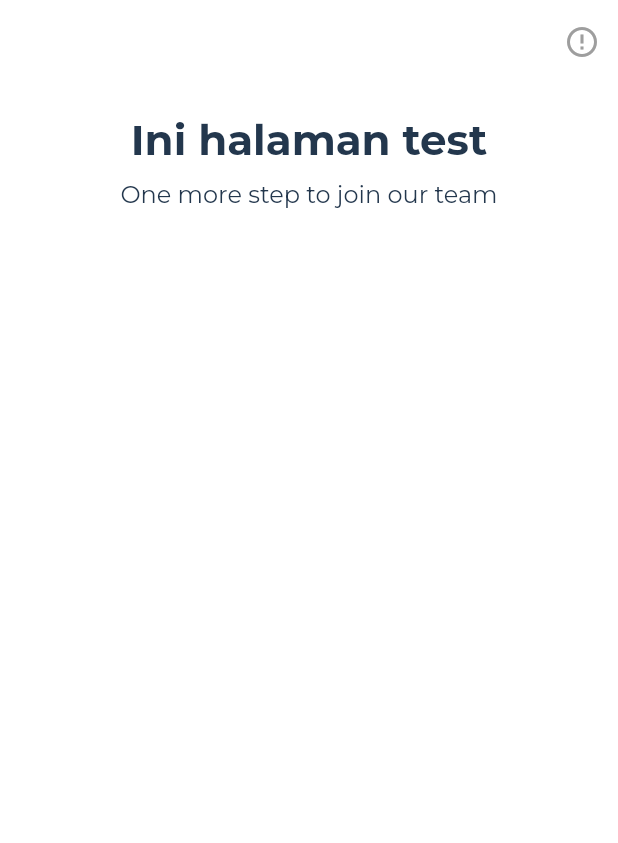
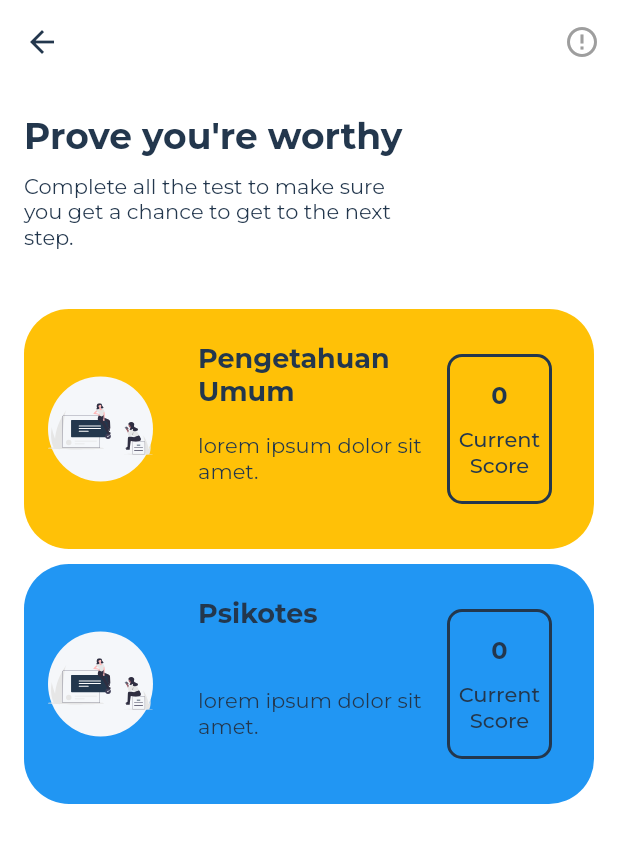
Before and after one commit to aunisme/ta-kr-flutter, a Flutter app: the TestScreen screen opened by its route, on a phone screen of 412 x 824 dp. Shown: the top 843 px of the screen. Run offline on Flutter 3.47's test engine with Material 2 defaults, Android fonts, the phone set to English and light mode, and no system bars; our stand-ins replace cloud_firestore, firebase_auth, firebase_core, flutter_spinkit, flutter_svg, google_fonts and 1 more; missing offline and left inert: countdown_flutter, flutter_rounded_date_picker; accounts and stored records are empty.

Commit message:
minor changes

```diff
--- a/lib/main.dart
+++ b/lib/main.dart
@@ -14,7 +14,7 @@ void main() async {
 }
 
 class MyApp extends StatelessWidget {
-  final user = false;
+  // final user = false;
   @override
   Widget build(BuildContext context) {
     return StreamProvider<UserModel>.value(
--- a/lib/screens/test_screen.dart
+++ b/lib/screens/test_screen.dart
@@ -1,6 +1,7 @@
 import 'package:flutter/material.dart';
 import 'package:google_fonts/google_fonts.dart';
 import 'package:kejar_recruitment/constants/constants.dart';
+import 'package:kejar_recruitment/widgets/widgets.dart';
 
 class TestScreen extends StatefulWidget {
   @override
@@ -14,6 +15,9 @@ class _TestScreenState extends State<TestScreen> {
       body: CustomScrollView(
         slivers: [
           SliverAppBar(
+            iconTheme: IconThemeData(
+              color: mTitleColor,
+            ),
             brightness: Brightness.light,
             backgroundColor: mFillColor,
             actions: [
@@ -26,36 +30,52 @@ class _TestScreenState extends State<TestScreen> {
           ),
           SliverToBoxAdapter(
             child: Container(
-              height: 100,
+              // color: Colors.blue,
+              height: 150,
               // color: Colors.amber,
               child: Column(
+                crossAxisAlignment: CrossAxisAlignment.start,
                 children: [
-                  Center(
-                    child: Container(
-                        margin: const EdgeInsets.only(top: 20),
+                  Container(
+                      margin: const EdgeInsets.only(top: 20, left: 16),
                       child: Text(
-                          'Ini halaman test',
+                        'Prove you\'re worthy',
                         style: GoogleFonts.montserrat(
-                              fontSize: 28,
+                            fontSize: 24,
                             color: mTitleColor,
                             fontWeight: FontWeight.bold),
                       )),
-                  ),
-                  Center(
-                    child: Container(
-                        margin: const EdgeInsets.only(top: 10),
+                  Container(
+                      width: 250,
+                      margin:
+                          const EdgeInsets.only(top: 10, left: 16, right: 16),
                       child: Text(
-                          'One more step to join our team',
+                        'Complete all the test to make sure you get a chance to get to the next step.',
                         style: GoogleFonts.montserrat(
-                              fontSize: 16,
+                            fontSize: 14,
                             color: mTitleColor,
                             fontWeight: FontWeight.normal),
-                        )),
-                  )
+                      ))
                 ],
               ),
             ),
           ),
+          SliverToBoxAdapter(
+            child: TestCard(
+              color: Colors.amber,
+              assetLink: 'assets/images/auth-screen-art.svg',
+              title: 'Pengetahuan Umum',
+              subtitle: 'lorem ipsum dolor sit amet.',
+            ),
+          ),
+          SliverToBoxAdapter(
+            child: TestCard(
+              color: Colors.blue,
+              assetLink: 'assets/images/auth-screen-art.svg',
+              title: 'Psikotes',
+              subtitle: 'lorem ipsum dolor sit amet.',
+            ),
+          )
         ],
       ),
     );
--- a/lib/widgets/action_card.dart
+++ b/lib/widgets/action_card.dart
@@ -1,45 +1,50 @@
 import 'package:flutter/material.dart';
+import 'package:flutter_rounded_date_picker/rounded_picker.dart';
 import 'package:flutter_svg/svg.dart';
 import 'package:google_fonts/google_fonts.dart';
 import '../constants/constants.dart';
 import '../screens/screens.dart';
 
-class TestCardWidget extends StatelessWidget {
+class ActionCard extends StatelessWidget {
   final String title;
   final String subtitle;
   final String assetLink;
   final Color color;
   final String route;
+  final bool enabled;
 
-  const TestCardWidget({
+  const ActionCard({
     Key key,
     @required this.title,
     @required this.subtitle,
     @required this.assetLink,
     @required this.color,
     @required this.route,
+    this.enabled,
   }) : super(key: key);
 
   @override
   Widget build(BuildContext context) {
     return FlatButton(
-      onPressed: () => {Navigator.pushNamed(context, '$route')},
+      onPressed: () =>
+          {if (enabled) Navigator.pushNamed(context, '$route') else null},
       child: Row(
         children: [
           Container(
             height: 160,
             width: MediaQuery.of(context).size.width - 32,
             decoration: BoxDecoration(
-                color: color,
-                // boxShadow: [
-                //   BoxShadow(
-                //       color: Colors.grey, blurRadius: 7.5, offset: Offset(0, 5))
-                // ],
-                border: Border.all(
-                    width: 1.0,
-                    style: BorderStyle.solid,
-                    color: Colors.grey[300]),
-                borderRadius: BorderRadius.circular(30)),
+              color: enabled ? color : Colors.grey,
+              // boxShadow: [
+              //   BoxShadow(
+              //       color: Colors.grey, blurRadius: 7.5, offset: Offset(0, 5))
+              // ],
+              // border: Border.all(
+              //     width: 1.0,
+              //     style: BorderStyle.solid,
+              //     color: Colors.grey[300]),
+              borderRadius: BorderRadius.circular(30),
+            ),
             child: Column(
               children: [
                 Row(
--- a/lib/widgets/home_widget.dart
+++ b/lib/widgets/home_widget.dart
@@ -1,11 +1,12 @@
+import 'package:countdown_flutter/countdown_flutter.dart';
 import 'package:flutter/material.dart';
-import 'package:flutter_svg/svg.dart';
 import 'package:google_fonts/google_fonts.dart';
 import 'package:kejar_recruitment/constants/colors_const.dart';
 import 'package:kejar_recruitment/services/database.dart';
 import '../widgets/widgets.dart';
 import 'package:kejar_recruitment/models/user.dart';
 import 'package:provider/provider.dart';
+import 'package:shared_preferences/shared_preferences.dart';
 
 class HomeWidget extends StatefulWidget {
   @override
@@ -13,12 +14,20 @@ class HomeWidget extends StatefulWidget {
 }
 
 class _HomeWidgetState extends State<HomeWidget> {
-  String name = 'Syahrul';
+  Future<SharedPreferences> _conf = SharedPreferences.getInstance();
+
+  bool enabled = true;
+  int duration = 12;
+
+  @override
+  void dispose() {
+    duration = 0;
+    super.dispose();
+  }
+
   @override
   Widget build(BuildContext context) {
     final user = Provider.of<UserModel>(context);
-
-    // print(user.uid);
 
     return StreamBuilder<UserData>(
         stream: FirestoreService(uid: user.uid).userData,
@@ -115,11 +124,21 @@ class _HomeWidgetState extends State<HomeWidget> {
                                     SizedBox(
                                       width: 10,
                                     ),
-                                    Text('15:35:21',
-                                        style: GoogleFonts.montserrat(
-                                            fontSize: 16,
-                                            color: mTitleColor,
-                                            fontWeight: FontWeight.bold))
+                                    CountdownFormatted(
+                                        duration: Duration(seconds: duration),
+                                        onFinish: () {
+                                          setState(() {
+                                            duration = 0;
+                                            enabled = !enabled;
+                                          });
+                                        },
+                                        builder: (BuildContext contex,
+                                            String remaining) {
+                                          return Text(remaining,
+                                              style: GoogleFonts.montserrat(
+                                                  color: mTitleColor,
+                                                  fontWeight: FontWeight.bold));
+                                        })
                                   ],
                                 ),
                               ),
@@ -131,12 +150,13 @@ class _HomeWidgetState extends State<HomeWidget> {
                     ),
                   ),
                   SliverToBoxAdapter(
-                    child: TestCardWidget(
+                    child: ActionCard(
                       title: 'Take the test',
                       subtitle: 'Complete to unlock your next step.',
                       assetLink: 'assets/images/auth-screen-art.svg',
                       color: Colors.blue[200],
                       route: '/test',
+                      enabled: enabled,
                     ),
                   ),
                   SliverToBoxAdapter(
@@ -145,12 +165,13 @@ class _HomeWidgetState extends State<HomeWidget> {
                     ),
                   ),
                   SliverToBoxAdapter(
-                    child: TestCardWidget(
+                    child: ActionCard(
                       title: 'Your Interview',
                       subtitle: 'Complete to unlock your next step.',
                       assetLink: 'assets/images/auth-screen-art.svg',
                       color: Colors.red[200],
                       route: '/interview',
+                      enabled: true,
                     ),
                   ),
                   SliverToBoxAdapter(
@@ -159,12 +180,13 @@ class _HomeWidgetState extends State<HomeWidget> {
                     ),
                   ),
                   SliverToBoxAdapter(
-                    child: TestCardWidget(
+                    child: ActionCard(
                       title: 'Your Training',
                       subtitle: 'Complete to unlock your next step.',
                       assetLink: 'assets/images/auth-screen-art.svg',
                       color: Colors.green[200],
                       route: '/training',
+                      enabled: true,
                     ),
                   ),
                   // SliverToBoxAdapter(
--- /dev/null
+++ b/lib/widgets/test_card.dart
@@ -0,0 +1,140 @@
+import 'package:flutter/material.dart';
+import 'package:flutter_svg/flutter_svg.dart';
+import 'package:google_fonts/google_fonts.dart';
+import 'package:kejar_recruitment/constants/constants.dart';
+
+class TestCard extends StatelessWidget {
+  final String title;
+  final String subtitle;
+  final String assetLink;
+  final Color color;
+  final int currentScore = 0;
+  // final String route;
+
+  const TestCard({
+    Key key,
+    @required this.title,
+    @required this.subtitle,
+    @required this.assetLink,
+    @required this.color,
+    // @required this.route,
+  }) : super(key: key);
+
+  @override
+  Widget build(BuildContext context) {
+    return FlatButton(
+      onPressed: () => {
+        // Navigator.pushNamed(context, '$route'),
+        print('test')
+      },
+      child: Column(
+        children: [
+          Container(
+            height: 160,
+            width: MediaQuery.of(context).size.width - 32,
+            decoration: BoxDecoration(
+                color: color,
+                // boxShadow: [
+                //   BoxShadow(
+                //       color: Colors.grey, blurRadius: 7.5, offset: Offset(0, 5))
+                // ],
+                // border: Border.all(
+                //     width: 1.0,
+                //     style: BorderStyle.solid,
+                //     color: Colors.grey[300]),
+                borderRadius: BorderRadius.circular(30)),
+            child: Row(
+              crossAxisAlignment: CrossAxisAlignment.center,
+              // mainAxisAlignment: MainAxisAlignment.center,
+              children: [
+                Container(
+                    height: 70,
+                    width: 70,
+                    decoration: BoxDecoration(
+                        color: otherWhite,
+                        borderRadius: BorderRadius.circular(55)),
+                    margin: const EdgeInsets.only(left: 16, right: 20),
+                    child: SvgPicture.asset('$assetLink')),
+                // SizedBox(
+                //   width: 20,
+                // ),
+                Padding(
+                  padding:
+                      const EdgeInsets.only(top: 22.0, left: 10, right: 16),
+                  child: Column(
+                    crossAxisAlignment: CrossAxisAlignment.start,
+                    children: [
+                      Container(
+                        width: 150,
+                        height: 60,
+                        child: Text(
+                          '$title',
+                          style: GoogleFonts.montserrat(
+                              fontSize: 18,
+                              color: mTitleColor,
+                              fontWeight: FontWeight.bold),
+                        ),
+                      ),
+                      // SizedBox(
+                      //   height: 30,
+                      // ),
+                      Container(
+                        height: 60,
+                        width: 150,
+                        child: Text(
+                          '$subtitle',
+                          // softWrap: tr,
+                          // maxLines: 5,
+                          style: GoogleFonts.montserrat(
+                              fontSize: 14,
+                              color: mTitleColor,
+                              fontWeight: FontWeight.normal),
+                        ),
+                      ),
+                      SizedBox(
+                        height: 15,
+                      ),
+                    ],
+                  ),
+                ),
+                Container(
+                  // color: Colors.grey,
+
+                  width: 70,
+                  height: 100,
+                  decoration: BoxDecoration(
+                      color: color,
+                      borderRadius: BorderRadius.circular(10),
+                      border: Border.all(
+                          color: mTitleColor,
+                          width: 2.0,
+                          style: BorderStyle.solid)),
+                  child: Column(
+                    mainAxisAlignment: MainAxisAlignment.center,
+                    children: [
+                      Text('$currentScore',
+                          style: GoogleFonts.montserrat(
+                              fontSize: 16,
+                              color: mTitleColor,
+                              fontWeight: FontWeight.bold)),
+                      SizedBox(
+                        height: 10,
+                      ),
+                      Text('Current Score',
+                          textAlign: TextAlign.center,
+                          style: GoogleFonts.montserrat(
+                              fontSize: 14, color: mTitleColor))
+                    ],
+                  ),
+                )
+              ],
+            ),
+          ),
+          SizedBox(
+            height: 10,
+          )
+        ],
+      ),
+    );
+  }
+}
--- a/lib/widgets/widgets.dart
+++ b/lib/widgets/widgets.dart
@@ -5,3 +5,4 @@ export 'action_card.dart';
 export 'login.dart';
 export 'landing.dart';
 export 'loading.dart';
+export 'test_card.dart';
--- a/pubspec.yaml
+++ b/pubspec.yaml
@@ -33,6 +33,10 @@ dependencies:
   cloud_firestore: ^0.14.0+2
   firebase_storage: ^4.0.0
   flutter_spinkit: ^4.1.2
+  flutter_rounded_date_picker: ^1.0.5
+  countdown_flutter: ^0.1.2
+  shared_preferences: ^0.5.12
+  timer_count_down: 1.0.4+1
 
   # The following adds the Cupertino Icons font to your application.
   # Use with the CupertinoIcons class for iOS style icons.
```
Also changed, not shown: pubspec.lock, 1 other file. Lines whose indentation alone changed are shown as unchanged.
